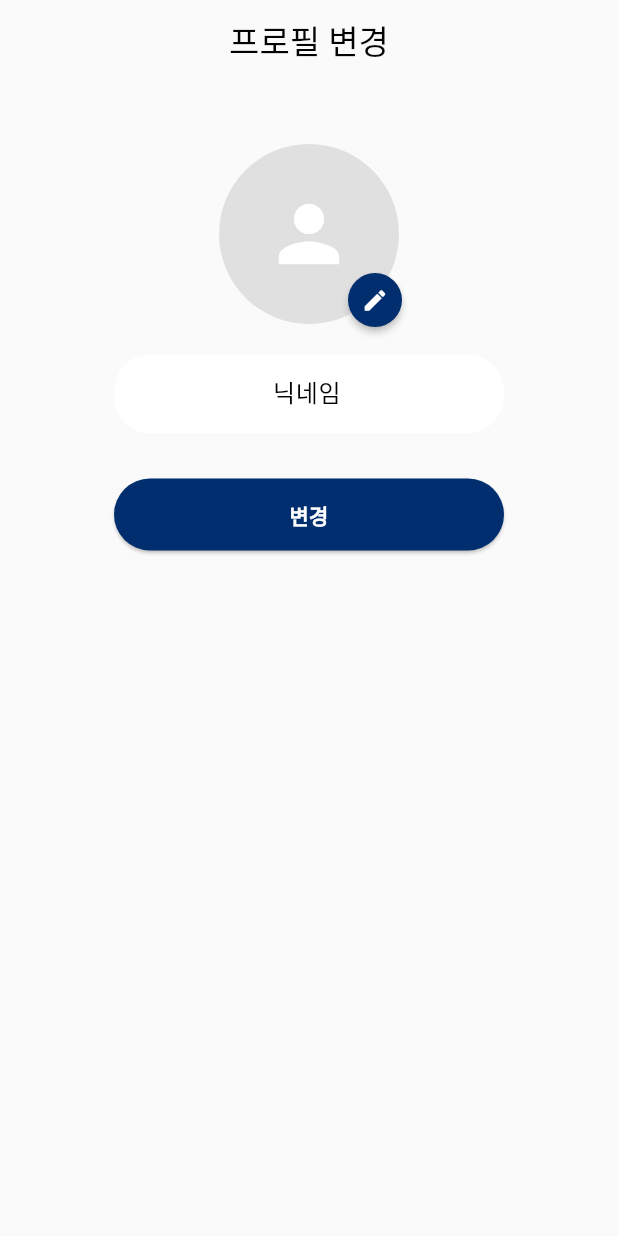
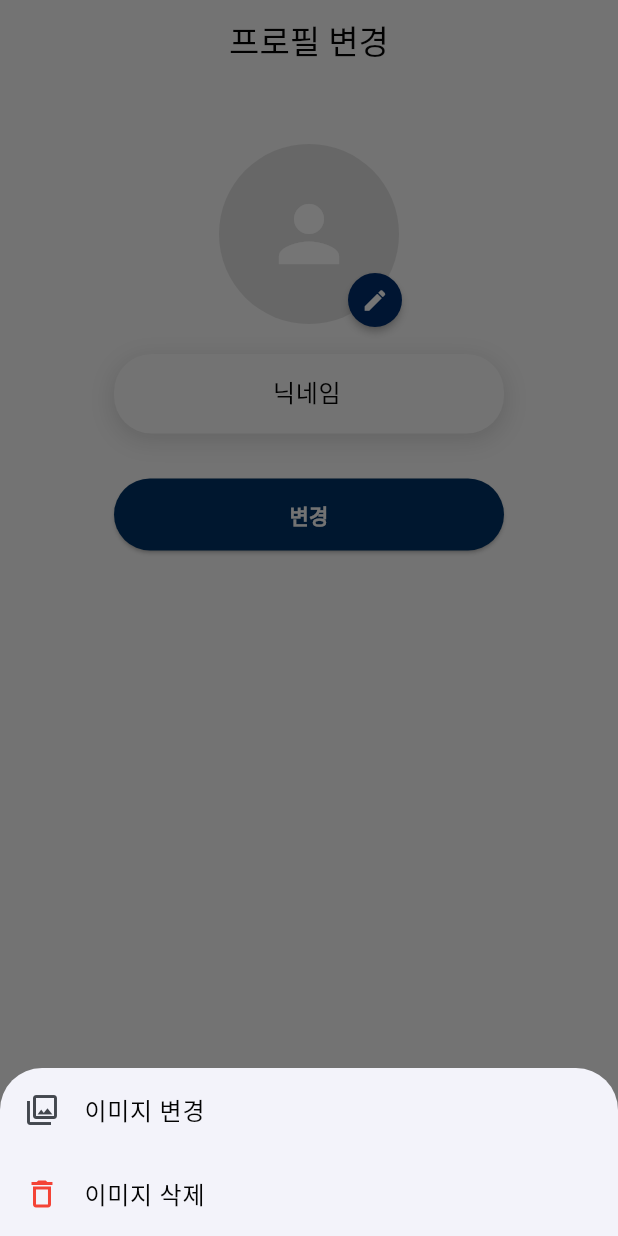
Before and after one commit to ENKH123/MiddleProject_ofcourse_ofcourse, a Flutter app: the ChangeProfileScreen screen opened by its route, after a tap on the "edit" icon, on a phone screen of 412 x 824 dp. Run offline on Flutter 3.47's test engine with Material 3 defaults, Android fonts, the phone set to English and light mode, and no system bars; our stand-ins replace go_router, google_sign_in, image_picker, supabase_flutter; missing offline and left inert: flutter_naver_map, gotrue; accounts and stored records are empty.

Commit message:
프로필 수정화면

```diff
--- a/lib/feature/profile/screens/change_profile_screen.dart
+++ b/lib/feature/profile/screens/change_profile_screen.dart
@@ -17,6 +17,9 @@ class _ChangeProfileScreenState extends State<ChangeProfileScreen> {
   File? _profileImage;
   bool _isSaving = false;
 
+  // 이미지 삭제 여부 플래그 추가
+  bool _isImageDeleted = false;
+
   final supabase = Supabase.instance.client;
 
   // Supabase 설정
@@ -33,7 +36,10 @@ class _ChangeProfileScreenState extends State<ChangeProfileScreen> {
       imageQuality: 85,
     );
     if (picked != null) {
-      setState(() => _profileImage = File(picked.path));
+      setState(() {
+        _profileImage = File(picked.path); // 새 이미지를 선택하면 삭제 상태 해제
+        _isImageDeleted = false;
+      });
     }
   }
 
@@ -52,7 +58,44 @@ class _ChangeProfileScreenState extends State<ChangeProfileScreen> {
     return supabase.storage.from(_bucketName).getPublicUrl(filePath);
   }
 
+  // ✅ 연필 버튼 눌렀을 때 바텀시트 띄우는 함수 추가
+  Future<void> _onEditAvatarPressed() async {
+    final result = await showModalBottomSheet<String>(
+      context: context,
+      builder: (context) {
+        return SafeArea(
+          child: Column(
+            mainAxisSize: MainAxisSize.min,
+            children: [
+              ListTile(
+                leading: const Icon(Icons.photo_library_outlined),
+                title: const Text('이미지 변경'),
+                onTap: () => Navigator.pop(context, 'change'),
+              ),
+              ListTile(
+                leading: const Icon(Icons.delete_outline, color: Colors.red),
+                title: const Text('이미지 삭제'),
+                onTap: () => Navigator.pop(context, 'delete'),
+              ),
+            ],
+          ),
+        );
+      },
+    );
+
+    if (result == 'change') {
+      await _pickImage();
+    } else if (result == 'delete') {
+      setState(() {
+        _profileImage = null;
+        _isImageDeleted = true; // ✅ 삭제 플래그 on
+      });
+    }
+  }
+
   Future<void> _saveProfile() async {
+    FocusScope.of(context).unfocus();
+
     final user = supabase.auth.currentUser;
     if (user == null) {
       ScaffoldMessenger.of(
@@ -66,16 +109,23 @@ class _ChangeProfileScreenState extends State<ChangeProfileScreen> {
     try {
       String? avatarUrl;
 
-      // 이미지 업로드
+      // ✅ 이미지 업로드 (있을 때만)
       if (_profileImage != null) {
         avatarUrl = await _uploadAvatar(_profileImage!, user.id);
       }
 
-      // users 테이블 업데이트
-      final updates = <String, dynamic>{
-        _nicknameColumn: nameCtrl.text.trim(),
-        if (avatarUrl != null) _profileColumn: avatarUrl,
-      };
+      // ✅ 업데이트할 데이터 구성
+      final updates = <String, dynamic>{_nicknameColumn: nameCtrl.text.trim()};
+
+      // ✅ 이미지 변경/삭제 상태에 따라 profile_img 처리
+      if (avatarUrl != null) {
+        // 새 이미지 업로드한 경우: 새 URL 저장
+        updates[_profileColumn] = avatarUrl;
+      } else if (_isImageDeleted) {
+        // 이미지 삭제만 한 경우: profile_img를 null로 업데이트
+        updates[_profileColumn] = null;
+      }
+      // 아무것도 안 건드린 경우: profile_img는 건드리지 않음
 
       await supabase
           .from(_tableName)
@@ -141,7 +191,8 @@ class _ChangeProfileScreenState extends State<ChangeProfileScreen> {
                       color: const Color(0xFF002E6E),
                       shape: const CircleBorder(),
                       child: InkWell(
-                        onTap: _pickImage,
+                        // ⬇️⬇️ 여기 onTap 수정됨
+                        onTap: _onEditAvatarPressed,
                         customBorder: const CircleBorder(),
                         child: const SizedBox(
                           width: 36,
@@ -162,20 +213,29 @@ class _ChangeProfileScreenState extends State<ChangeProfileScreen> {
             const SizedBox(height: 20),
 
             // 닉네임 입력
-            SizedBox(
+            Container(
               width: 260,
+              decoration: BoxDecoration(
+                color: Color(0xfffafafa),
+                borderRadius: BorderRadius.circular(25),
+                boxShadow: [
+                  BoxShadow(
+                    color: Colors.black.withOpacity(0.12),
+                    offset: const Offset(0, 4),
+                    blurRadius: 12,
+                    spreadRadius: 1,
+                  ),
+                ],
+              ),
               child: TextField(
                 controller: nameCtrl,
                 textAlign: TextAlign.center,
+                style: const TextStyle(color: Color(0xff030303)),
                 decoration: InputDecoration(
                   hintText: '닉네임을 입력하세요',
-                  filled: true,
-                  fillColor: Colors.white,
+                  hintStyle: TextStyle(color: Colors.black.withOpacity(0.5)),
+                  border: InputBorder.none,
                   contentPadding: const EdgeInsets.symmetric(vertical: 14),
-                  border: OutlineInputBorder(
-                    borderRadius: BorderRadius.circular(25),
-                    borderSide: BorderSide.none,
-                  ),
                 ),
               ),
             ),
@@ -189,8 +249,6 @@ class _ChangeProfileScreenState extends State<ChangeProfileScreen> {
               child: ElevatedButton(
                 onPressed: _isSaving ? null : _saveProfile,
                 style: ElevatedButton.styleFrom(
-                  backgroundColor: const Color(0xFF002E6E),
-                  foregroundColor: Colors.white,
                   shape: RoundedRectangleBorder(
                     borderRadius: BorderRadius.circular(25),
                   ),
```
